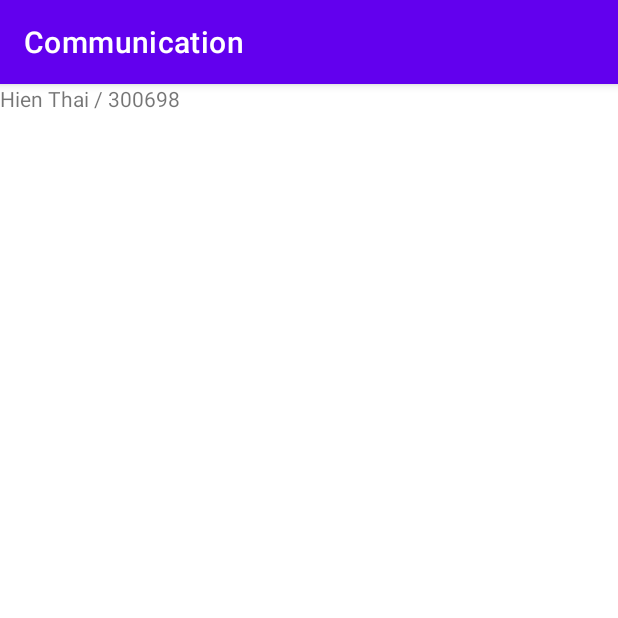
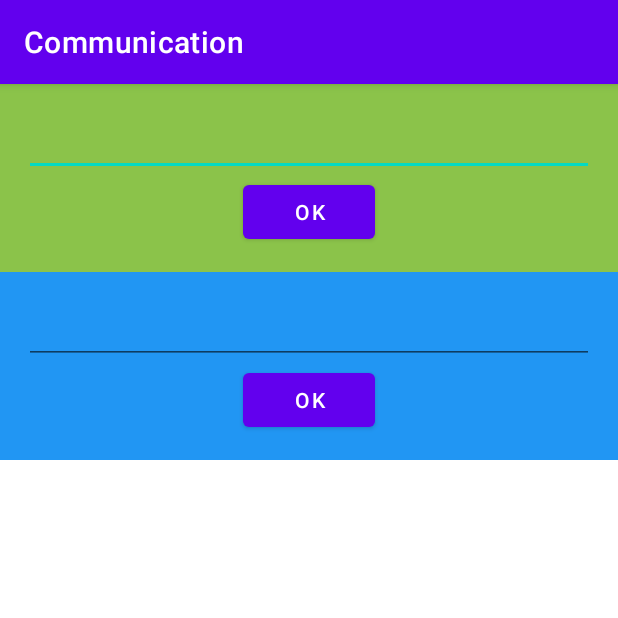
Before and after one commit to ThaiXuanHien/Communication, an Android app: the screen it shows after launch (MainActivity), on a phone screen of 412 x 824 dp, the top half of it. Run offline under Robolectric (Android 15) with nearby library versions, the phone set to English and light mode, and no system bars.

Commit message:
Fragment to Fragment

```diff
--- /dev/null
+++ b/app/src/main/java/com/hienthai/communication/FragmentOne.java
@@ -0,0 +1,63 @@
+package com.hienthai.communication;
+
+import android.content.Context;
+import android.os.Bundle;
+import android.view.LayoutInflater;
+import android.view.View;
+import android.view.ViewGroup;
+import android.widget.Button;
+import android.widget.EditText;
+
+import androidx.annotation.NonNull;
+import androidx.annotation.Nullable;
+import androidx.fragment.app.Fragment;
+
+public class FragmentOne extends Fragment {
+
+    private FragmentOneListener fragmentOneListener;
+
+    EditText edtFrmOne;
+    Button btnFrmOne;
+
+    @Nullable
+    @Override
+    public View onCreateView(@NonNull LayoutInflater inflater, @Nullable ViewGroup container, @Nullable Bundle savedInstanceState) {
+
+        View view = inflater.inflate(R.layout.fragment_one, container, false);
+        edtFrmOne = view.findViewById(R.id.edtFrmOne);
+        btnFrmOne = view.findViewById(R.id.btnFrmOne);
+
+        btnFrmOne.setOnClickListener(v -> {
+            CharSequence input = edtFrmOne.getText();
+            fragmentOneListener.onInputFrmOneSent(input);
+        });
+
+        return view;
+    }
+
+    public void updateEditText(CharSequence newText) {
+        edtFrmOne.setText(newText);
+    }
+
+    public interface FragmentOneListener {
+        void onInputFrmOneSent(CharSequence input);
+    }
+
+    @Override
+    public void onAttach(@NonNull Context context) {
+        super.onAttach(context);
+
+        if (context instanceof FragmentOneListener) {
+            fragmentOneListener = (FragmentOneListener) context;
+        } else {
+            throw new RuntimeException(context.toString() + " must implement FragmentOneListener");
+        }
+    }
+
+    @Override
+    public void onDetach() {
+        super.onDetach();
+
+        fragmentOneListener = null;
+    }
+}
--- /dev/null
+++ b/app/src/main/java/com/hienthai/communication/FragmentTwo.java
@@ -0,0 +1,63 @@
+package com.hienthai.communication;
+
+import android.content.Context;
+import android.os.Bundle;
+import android.view.LayoutInflater;
+import android.view.View;
+import android.view.ViewGroup;
+import android.widget.Button;
+import android.widget.EditText;
+
+import androidx.annotation.NonNull;
+import androidx.annotation.Nullable;
+import androidx.fragment.app.Fragment;
+
+public class FragmentTwo extends Fragment {
+
+    private FragmentTwoListener fragmentTwoListener;
+
+    EditText edtFrmTwo;
+    Button btnFrmTwo;
+
+    @Nullable
+    @Override
+    public View onCreateView(@NonNull LayoutInflater inflater, @Nullable ViewGroup container, @Nullable Bundle savedInstanceState) {
+
+        View view = inflater.inflate(R.layout.fragment_two, container, false);
+        edtFrmTwo = view.findViewById(R.id.edtFrmTwo);
+        btnFrmTwo = view.findViewById(R.id.btnFrmTwo);
+
+        btnFrmTwo.setOnClickListener(v -> {
+            CharSequence input = edtFrmTwo.getText();
+            fragmentTwoListener.onInputFrmTwoSent(input);
+        });
+
+        return view;
+    }
+
+    public void updateEditText(CharSequence newText) {
+        edtFrmTwo.setText(newText);
+    }
+
+    public interface FragmentTwoListener {
+        void onInputFrmTwoSent(CharSequence input);
+    }
+
+    @Override
+    public void onAttach(@NonNull Context context) {
+        super.onAttach(context);
+
+        if (context instanceof FragmentTwoListener) {
+            fragmentTwoListener = (FragmentTwoListener) context;
+        } else {
+            throw new RuntimeException(context.toString() + " must implement FragmentTwoListener");
+        }
+    }
+
+    @Override
+    public void onDetach() {
+        super.onDetach();
+
+        fragmentTwoListener = null;
+    }
+}
--- a/app/src/main/java/com/hienthai/communication/MainActivity.java
+++ b/app/src/main/java/com/hienthai/communication/MainActivity.java
@@ -1,16 +1,38 @@
 package com.hienthai.communication;
+
+import android.os.Bundle;
 
 import androidx.appcompat.app.AppCompatActivity;
 
-import android.os.Bundle;
+public class MainActivity extends AppCompatActivity implements FragmentOne.FragmentOneListener, FragmentTwo.FragmentTwoListener {
 
-public class MainActivity extends AppCompatActivity {
+    private FragmentOne fragmentOne;
+    private FragmentTwo fragmentTwo;
 
     @Override
     protected void onCreate(Bundle savedInstanceState) {
         super.onCreate(savedInstanceState);
         setContentView(R.layout.activity_main);
-        FragmentA fragmentA = FragmentA.newInstance("Hien Thai", "300698");
-        getSupportFragmentManager().beginTransaction().replace(R.id.container, fragmentA).commit();
+//        FragmentA fragmentA = FragmentA.newInstance("Hien Thai", "300698");  Send Data to a New Fragment with a Factory Method
+//        getSupportFragmentManager().beginTransaction().replace(R.id.container, fragmentA).commit();
+
+        fragmentOne = new FragmentOne();
+        fragmentTwo = new FragmentTwo();
+
+        getSupportFragmentManager().beginTransaction()
+                .replace(R.id.containerFrmOne, fragmentOne)
+                .replace(R.id.containerFrmTwo, fragmentTwo)
+                .commit();
+
+    }
+
+    @Override
+    public void onInputFrmOneSent(CharSequence input) {
+        fragmentTwo.updateEditText(input);
+    }
+
+    @Override
+    public void onInputFrmTwoSent(CharSequence input) {
+        fragmentOne.updateEditText(input);
     }
 }
--- a/app/src/main/res/layout/activity_main.xml
+++ b/app/src/main/res/layout/activity_main.xml
@@ -1,11 +1,33 @@
-<?xml version="1.0" encoding="utf-8"?>
-<FrameLayout xmlns:android="http://schemas.android.com/apk/res/android"
+<?xml version="1.0" encoding="utf-8"?><!--<FrameLayout xmlns:android="http://schemas.android.com/apk/res/android"-->
+<!--    xmlns:app="http://schemas.android.com/apk/res-auto"-->
+<!--    xmlns:tools="http://schemas.android.com/tools"-->
+<!--    android:id="@+id/container"-->
+<!--    android:layout_width="match_parent"-->
+<!--    android:layout_height="match_parent"-->
+<!--    tools:context=".MainActivity">-->
+<!--    -->
+<!--    Send Data to a New Fragment with a Factory Method-->
+<!--</FrameLayout>-->
+
+<LinearLayout xmlns:android="http://schemas.android.com/apk/res/android"
     xmlns:app="http://schemas.android.com/apk/res-auto"
     xmlns:tools="http://schemas.android.com/tools"
     android:id="@+id/container"
     android:layout_width="match_parent"
     android:layout_height="match_parent"
+    android:orientation="vertical"
     tools:context=".MainActivity">
 
+    <FrameLayout
+        android:id="@+id/containerFrmOne"
+        android:layout_width="match_parent"
+        android:layout_height="wrap_content">
 
-</FrameLayout>
+    </FrameLayout>
+    <FrameLayout
+        android:id="@+id/containerFrmTwo"
+        android:layout_width="match_parent"
+        android:layout_height="wrap_content">
+
+    </FrameLayout>
+</LinearLayout>
--- /dev/null
+++ b/app/src/main/res/layout/fragment_one.xml
@@ -0,0 +1,25 @@
+<?xml version="1.0" encoding="utf-8"?>
+<LinearLayout xmlns:android="http://schemas.android.com/apk/res/android"
+    android:layout_width="match_parent"
+    android:layout_height="match_parent"
+    android:background="#8BC34A"
+    android:gravity="center_horizontal"
+    android:orientation="vertical"
+    android:padding="16dp">
+
+    <EditText
+        android:id="@+id/edtFrmOne"
+        android:layout_width="match_parent"
+        android:layout_height="wrap_content">
+
+    </EditText>
+
+    <Button
+        android:id="@+id/btnFrmOne"
+        android:layout_width="wrap_content"
+        android:layout_height="wrap_content"
+        android:text="OK">
+
+    </Button>
+
+</LinearLayout>
--- /dev/null
+++ b/app/src/main/res/layout/fragment_two.xml
@@ -0,0 +1,25 @@
+<?xml version="1.0" encoding="utf-8"?>
+<LinearLayout xmlns:android="http://schemas.android.com/apk/res/android"
+    android:layout_width="match_parent"
+    android:layout_height="match_parent"
+    android:background="#2196F3"
+    android:gravity="center_horizontal"
+    android:orientation="vertical"
+    android:padding="16dp">
+
+    <EditText
+        android:id="@+id/edtFrmTwo"
+        android:layout_width="match_parent"
+        android:layout_height="wrap_content">
+
+    </EditText>
+
+    <Button
+        android:id="@+id/btnFrmTwo"
+        android:layout_width="wrap_content"
+        android:layout_height="wrap_content"
+        android:text="OK">
+
+    </Button>
+
+</LinearLayout>
```
